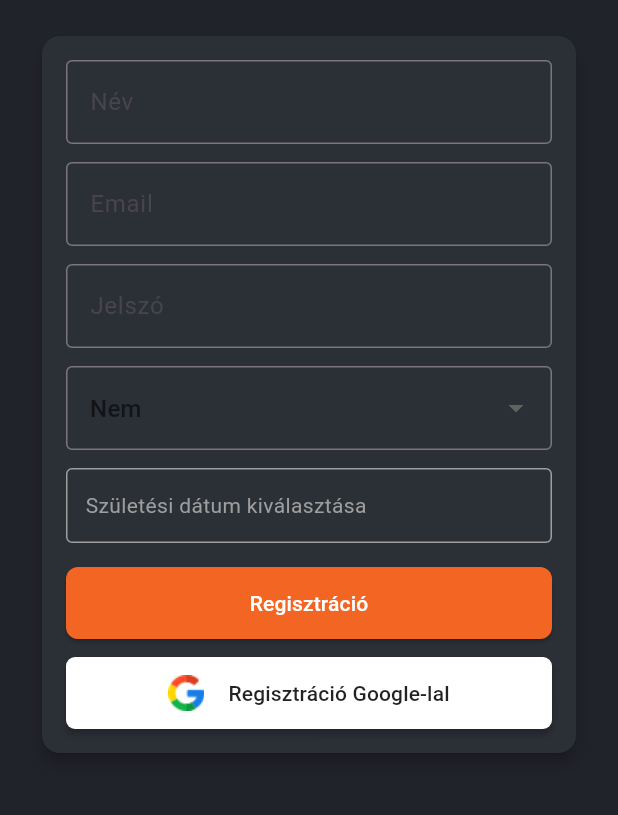
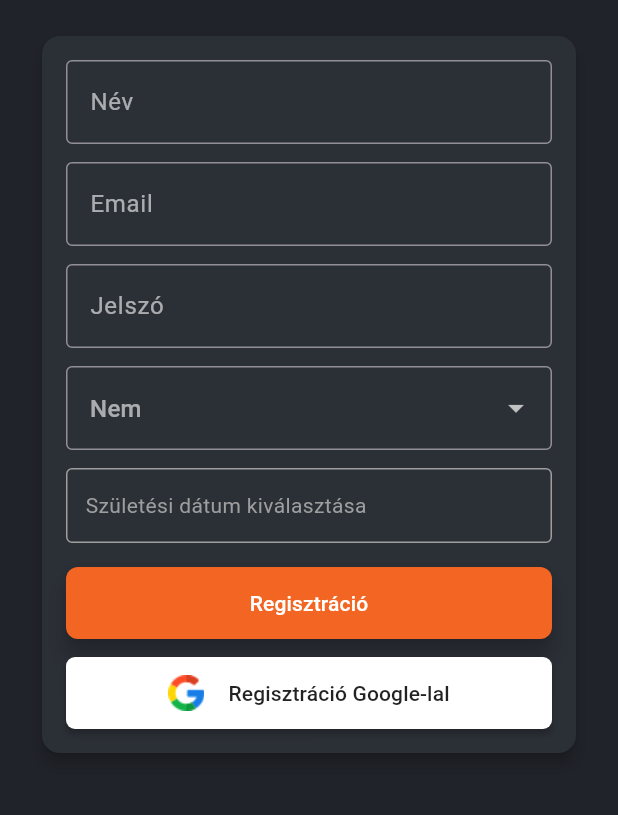
Before and after one commit to GedoLorand/Fish_app, a Flutter app: the screen it shows after launch, after a tap on "Regisztráció", on a phone screen of 412 x 824 dp, the part 186-1001 px from its top. Run offline on Flutter 3.47's test engine with Material 3 defaults, Android fonts, the phone set to English and light mode, and no system bars; our stand-ins replace cloud_firestore, firebase_auth, firebase_core, firebase_storage, flutter_map, font_awesome_flutter and 6 more; accounts and stored records are empty; Roboto replaces fonts that are missing (Boldonse).

Commit message:
ejjeli,nappali mod

```diff
--- a/lib/backend-login/login.dart
+++ b/lib/backend-login/login.dart
@@ -108,8 +108,15 @@
                     children: [
                       TextField(
                         controller: email,
+                        style: TextStyle(
+                          color: AppTheme.textColor.withOpacity(0.95),
+                        ),
+                        cursorColor: AppTheme.textColor,
                         decoration: InputDecoration(
                           hintText: 'Email',
+                          hintStyle: TextStyle(
+                            color: AppTheme.textColor.withOpacity(0.6),
+                          ),
                           border: OutlineInputBorder(),
                         ),
                         keyboardType: TextInputType.emailAddress,
@@ -117,8 +124,15 @@
                       const SizedBox(height: 12),
                       TextField(
                         controller: password,
+                        style: TextStyle(
+                          color: AppTheme.textColor.withOpacity(0.95),
+                        ),
+                        cursorColor: AppTheme.textColor,
                         decoration: InputDecoration(
                           hintText: 'Jelszó',
+                          hintStyle: TextStyle(
+                            color: AppTheme.textColor.withOpacity(0.6),
+                          ),
                           border: OutlineInputBorder(),
                         ),
                         obscureText: true,
--- a/lib/backend-login/signup.dart
+++ b/lib/backend-login/signup.dart
@@ -143,16 +143,30 @@
                     children: [
                       TextField(
                         controller: name,
+                        style: TextStyle(
+                          color: AppTheme.textColor.withOpacity(0.95),
+                        ),
+                        cursorColor: AppTheme.textColor,
                         decoration: InputDecoration(
                           hintText: 'Név',
+                          hintStyle: TextStyle(
+                            color: AppTheme.textColor.withOpacity(0.6),
+                          ),
                           border: OutlineInputBorder(),
                         ),
                       ),
                       const SizedBox(height: 12),
                       TextField(
                         controller: email,
+                        style: TextStyle(
+                          color: AppTheme.textColor.withOpacity(0.95),
+                        ),
+                        cursorColor: AppTheme.textColor,
                         decoration: InputDecoration(
                           hintText: 'Email',
+                          hintStyle: TextStyle(
+                            color: AppTheme.textColor.withOpacity(0.6),
+                          ),
                           border: OutlineInputBorder(),
                         ),
                         keyboardType: TextInputType.emailAddress,
@@ -160,8 +174,15 @@
                       const SizedBox(height: 12),
                       TextField(
                         controller: password,
+                        style: TextStyle(
+                          color: AppTheme.textColor.withOpacity(0.95),
+                        ),
+                        cursorColor: AppTheme.textColor,
                         decoration: InputDecoration(
                           hintText: 'Jelszó',
+                          hintStyle: TextStyle(
+                            color: AppTheme.textColor.withOpacity(0.6),
+                          ),
                           border: OutlineInputBorder(),
                         ),
                         obscureText: true,
--- /dev/null
+++ b/lib/controllers/theme_controller.dart
@@ -0,0 +1,21 @@
+import 'package:flutter/material.dart';
+import 'package:get/get.dart';
+import 'package:login_fish_app/homepage/Initial/initialType.dart';
+
+class ThemeController extends GetxController {
+  final RxBool isDark = true.obs;
+
+  @override
+  void onInit() {
+    super.onInit();
+    // Start in dark mode by default
+    Get.changeThemeMode(ThemeMode.dark);
+  }
+
+  void toggle() {
+    isDark.value = !isDark.value;
+    Get.changeThemeMode(isDark.value ? ThemeMode.dark : ThemeMode.light);
+    // Also update the ThemeData explicitly so widgets using Theme.of(context) update
+    Get.changeTheme(isDark.value ? AppTheme.theme : AppTheme.lightTheme);
+  }
+}
--- a/lib/homepage/Header/global_header.dart
+++ b/lib/homepage/Header/global_header.dart
@@ -1,9 +1,13 @@
 import 'package:flutter/material.dart';
+import 'package:get/get.dart';
 import 'package:login_fish_app/homepage/Initial/initialType.dart';
+import 'package:login_fish_app/controllers/theme_controller.dart';
 
 class GlobalHeader extends StatelessWidget implements PreferredSizeWidget {
   @override
   Widget build(BuildContext context) {
+    final ThemeController themeController = Get.find();
+
     return AppBar(
       backgroundColor: AppTheme.surfaceColor,
       centerTitle: true,
@@ -32,6 +36,20 @@
           ),
         ),
       ),
+      actions: [
+        Obx(
+          () => IconButton(
+            icon: Icon(
+              themeController.isDark.value ? Icons.nights_stay : Icons.wb_sunny,
+              color: AppTheme.textColor,
+            ),
+            tooltip: themeController.isDark.value
+                ? 'Éjszakai mód'
+                : 'Nappali mód',
+            onPressed: () => themeController.toggle(),
+          ),
+        ),
+      ],
     );
   }
 
--- a/lib/homepage/Initial/initialType.dart
+++ b/lib/homepage/Initial/initialType.dart
@@ -41,4 +41,33 @@
       // Use cardColor / surfaceColor for bottom bars; keep theme minimal for SDK compatibility
     );
   }
+
+  // Light (day) theme variant using the same primary accent
+  static ThemeData get lightTheme {
+    return ThemeData(
+      brightness: Brightness.light,
+      primaryColor: primaryColor,
+      scaffoldBackgroundColor: Colors.white,
+      cardColor: const Color(0xFFF5F5F5),
+      dialogBackgroundColor: const Color(0xFFF5F5F5),
+      textTheme: TextTheme(
+        bodyLarge: TextStyle(color: Colors.black87, fontFamily: fontFamily),
+        bodyMedium: TextStyle(color: Colors.black87, fontFamily: fontFamily),
+        bodySmall: TextStyle(color: Colors.black87, fontFamily: fontFamily),
+      ),
+      elevatedButtonTheme: ElevatedButtonThemeData(
+        style: ElevatedButton.styleFrom(
+          backgroundColor: primaryColor,
+          foregroundColor: textColor,
+          shape: RoundedRectangleBorder(
+            borderRadius: BorderRadius.circular(24),
+          ),
+          elevation: 6,
+        ),
+      ),
+      textButtonTheme: TextButtonThemeData(
+        style: TextButton.styleFrom(foregroundColor: primaryColor),
+      ),
+    );
+  }
 }
--- a/lib/main.dart
+++ b/lib/main.dart
@@ -3,6 +3,8 @@
 import 'package:login_fish_app/backend-login/wrapper.dart';
 //import 'firebase_options.dart';
 import 'package:get/get.dart';
+import 'homepage/Initial/initialType.dart';
+import 'controllers/theme_controller.dart';
 
 void main() async {
   WidgetsFlutterBinding.ensureInitialized();
@@ -16,11 +18,14 @@
   // This widget is the root of your application.
   @override
   Widget build(BuildContext context) {
+    // Put the theme controller into GetX
+    Get.put(ThemeController());
+
     return GetMaterialApp(
       title: 'Flutter Demo',
-      theme: ThemeData(
-        colorScheme: ColorScheme.fromSeed(seedColor: Colors.deepPurple),
-      ),
+      theme: AppTheme.lightTheme,
+      darkTheme: AppTheme.theme,
+      themeMode: ThemeMode.dark,
       home: Wrapper(),
     );
   }
```
